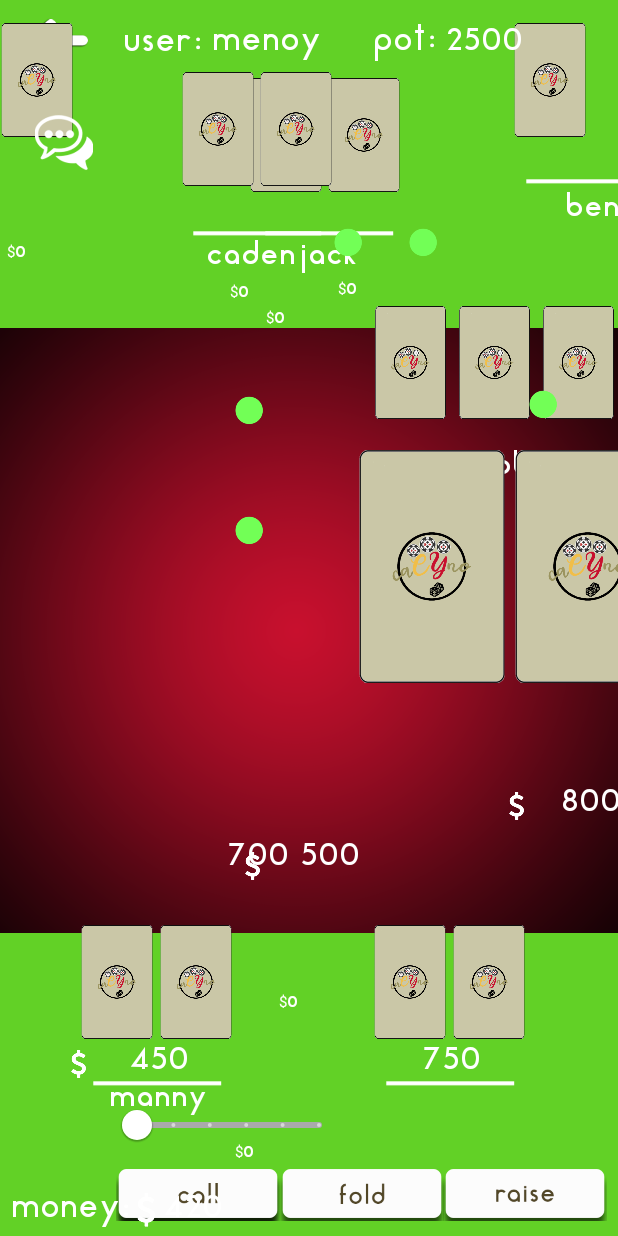
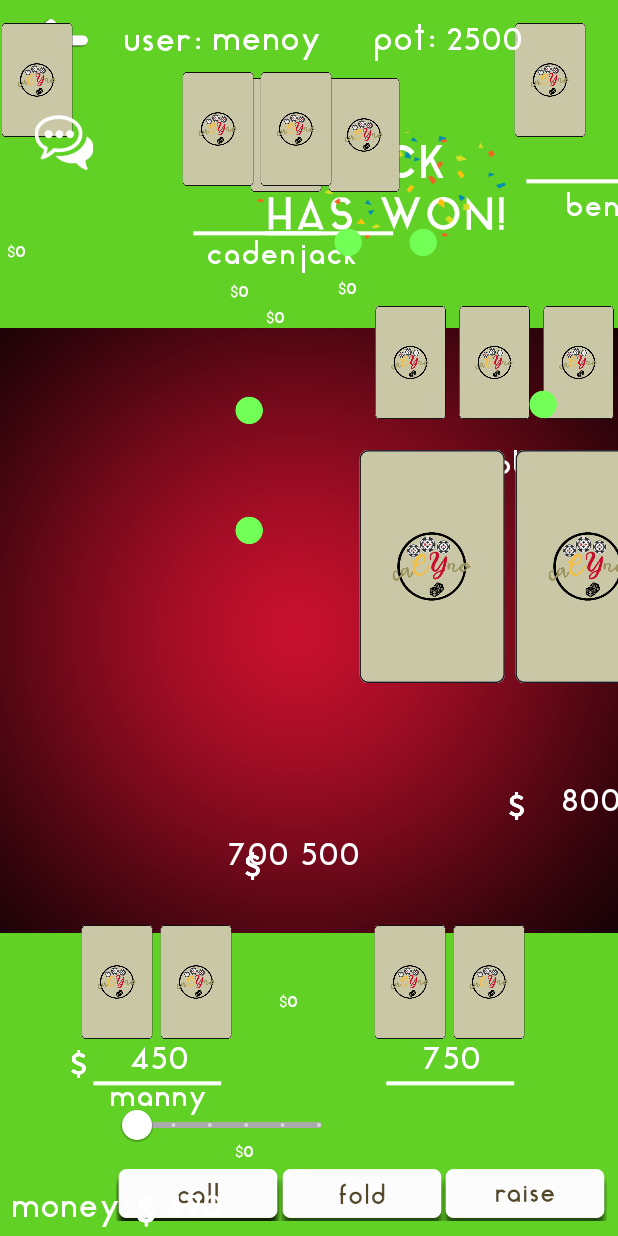
Before and after one commit to jackkenn/Cacyno, an Android app: the layout game_screen.xml on its own in the app's theme, with its tools: preview values and no code run, on a phone screen of 412 x 824 dp. Run offline under Robolectric (Android 15) with nearby library versions, the phone set to English and light mode, and no system bars; network calls fail.

Commit message:
displaying winner should be done.

```diff
--- a/Frontend/app/src/main/java/interfaces/ITextViews.java
+++ b/Frontend/app/src/main/java/interfaces/ITextViews.java
@@ -68,4 +68,6 @@ public interface ITextViews {
     void setHighestBet(int highest_bet);
 
     void setBet(int bet);
+
+    void setWinner(String username);
 }
--- a/Frontend/app/src/main/res/layout-land/game_screen.xml
+++ b/Frontend/app/src/main/res/layout-land/game_screen.xml
@@ -462,4 +462,18 @@
             android:layout_marginTop="4dp" app:layout_constraintTop_toBottomOf="@+id/player2_username"
             android:layout_marginLeft="64dp" android:layout_marginStart="64dp"
             app:layout_constraintStart_toEndOf="@+id/player1_card2"/>
+    <ImageView
+            android:layout_width="182dp"
+            android:layout_height="109dp" app:srcCompat="@drawable/winner" android:id="@+id/winnerImage"
+            android:background="@android:color/transparent" android:scaleType="fitCenter"
+            android:adjustViewBounds="false" android:cropToPadding="false" android:layout_marginEnd="1dp"
+            android:layout_marginRight="1dp" app:layout_constraintEnd_toEndOf="parent"
+            app:layout_constraintTop_toTopOf="parent" android:layout_marginTop="72dp"/>
+    <TextView
+            android:layout_width="wrap_content"
+            android:layout_height="30dp" android:id="@+id/winner_username"
+            app:layout_constraintStart_toStartOf="@+id/winnerImage"
+            app:layout_constraintEnd_toEndOf="@+id/winnerImage" android:textColor="@color/white"
+            android:fontFamily="@font/aqua" android:textSize="30dp" app:layout_constraintTop_toTopOf="parent"
+            android:layout_marginTop="76dp"/>
 </androidx.constraintlayout.widget.ConstraintLayout>
--- a/Frontend/app/src/main/res/layout/game_screen.xml
+++ b/Frontend/app/src/main/res/layout/game_screen.xml
@@ -8,6 +8,21 @@
                                                    android:background="#62D126"
                                                    android:id="@+id/lobbyView" tools:ignore="ExtraText">
 
+    <ImageView
+            android:layout_width="182dp"
+            android:layout_height="109dp" app:srcCompat="@drawable/winner" android:id="@+id/winnerImage"
+            android:background="@android:color/transparent" android:scaleType="fitCenter"
+            android:adjustViewBounds="false" android:cropToPadding="false" android:layout_marginEnd="64dp"
+            android:layout_marginRight="64dp" app:layout_constraintEnd_toEndOf="parent"
+            app:layout_constraintTop_toTopOf="parent" android:layout_marginTop="88dp"/>
+    <TextView
+            android:text="JACK"
+            android:layout_width="wrap_content"
+            android:layout_height="30dp" android:id="@+id/winner_username"
+            app:layout_constraintStart_toStartOf="@+id/winnerImage"
+            app:layout_constraintEnd_toEndOf="@+id/winnerImage" android:textColor="@color/white"
+            android:fontFamily="@font/aqua" android:textSize="30dp" app:layout_constraintTop_toTopOf="parent"
+            android:layout_marginTop="92dp"/>
     <ImageView
             android:layout_width="828dp"
             android:layout_height="418dp" app:srcCompat="@drawable/game_screen" android:id="@+id/game_background"
```
Also changed, not shown: Frontend/app/src/main/java/Models/GameInstance.java (+13 -3 lines), Frontend/app/src/main/java/com/example/demo1/GameScreen.java (+17 -0 lines), Frontend/app/src/main/res/drawable/winner.png (added).
